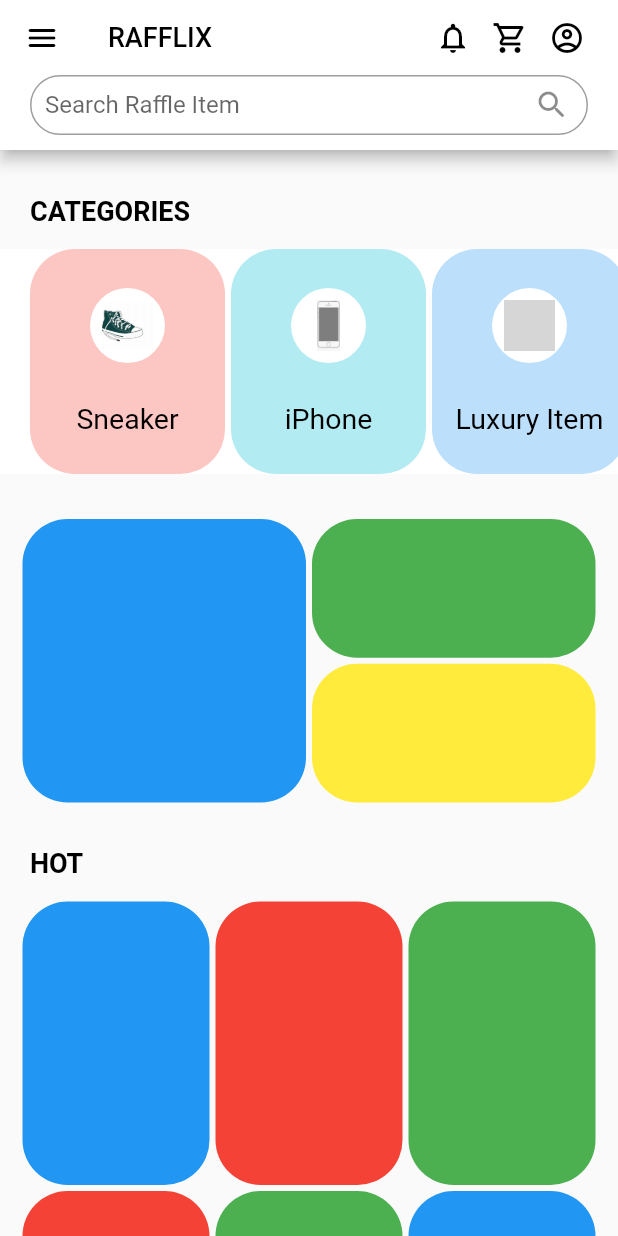
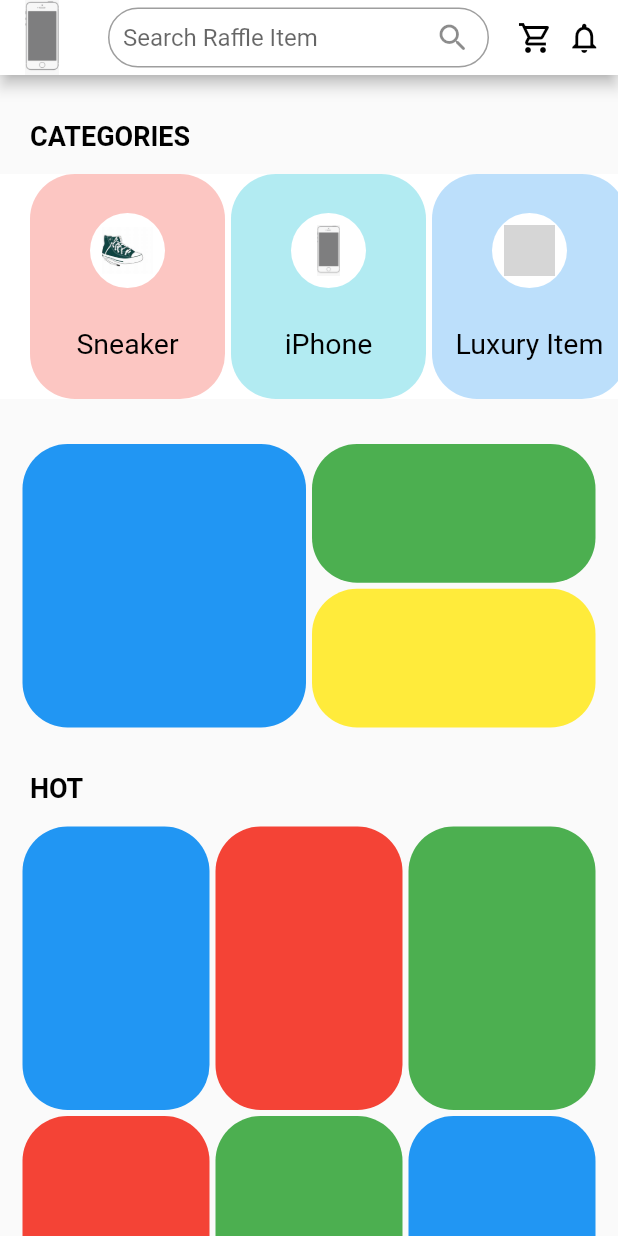
Before and after one commit to Product-Innovation-Rafflix/Rafflix, a Flutter app: the screen it shows after launch, on a phone screen of 412 x 824 dp. Run offline on Flutter 3.47's test engine with Material 2 defaults, Android fonts, the phone set to English and light mode, and no system bars; grey boxes are pictures that could not be loaded.

Commit message:
repaired home UI

```diff
--- a/lib/pages/homepage.dart
+++ b/lib/pages/homepage.dart
@@ -13,51 +13,8 @@ class HomePage extends StatelessWidget {
       appBar: AppBar(
         backgroundColor: Colors.white,
         toolbarHeight: 50,
-        leading: Builder(
-          builder: (BuildContext context) {
-            return IconButton(
-              icon: const Icon(
-                Icons.menu_rounded,
-                color: Colors.black, // Change Custom Drawer Icon Color
-              ),
-              onPressed: () {
-                Scaffold.of(context).openDrawer();
-              },
-              tooltip: MaterialLocalizations.of(context).openAppDrawerTooltip,
-            );
-          },
-        ),
-        title: const Text(
-          'RAFFLIX',
-          style: TextStyle(
-            color: Colors.black,
-            fontSize: 18,
-          ),
-        ),
-        actions: <Widget>[
-          IconButton(
-            icon: const Icon(Icons.notifications_outlined),
-            onPressed: () {},
-            padding: const EdgeInsets.only(left: 20),
-            color: Colors.black,
-          ),
-          IconButton(
-            icon: const Icon(Icons.shopping_cart_outlined),
-            onPressed: () {},
-            color: Colors.black,
-          ),
-          IconButton(
-            icon: const Icon(Icons.account_circle_outlined),
-            onPressed: () {},
-            padding: const EdgeInsets.only(right: 20),
-            color: Colors.black,
-          ),
-        ],
-        bottom: PreferredSize(
-          preferredSize: const Size.fromHeight(50),
-          child: Padding(
-            padding: const EdgeInsets.only(bottom: 10, left: 20, right: 20),
-            child: SizedBox(
+        leading: Image.asset('images/iPhone.png'),
+        title: SizedBox(
           height: 40,
           child: TextField(
             decoration: InputDecoration(
@@ -74,8 +31,32 @@ class HomePage extends StatelessWidget {
             ),
           ),
         ),
+        actions: <Widget>[
+          SizedBox(
+            height: 50,
+            width: 70,
+            child: Row(
+              children: [
+                Expanded(
+                  child: IconButton(
+                    icon: const Icon(Icons.shopping_cart_outlined),
+                    padding: const EdgeInsets.only(right: 5),
+                    onPressed: () {},
+                    color: Colors.black,
                   ),
                 ),
+                Expanded(
+                  child: IconButton(
+                    icon: const Icon(Icons.notifications_outlined),
+                    padding: const EdgeInsets.only(right: 10),
+                    onPressed: () {},
+                    color: Colors.black,
+                  ),
+                ),
+              ],
+            ),
+          ),
+        ],
       ),
       body:
           SingleChildScrollView(child: hotFlexBox()), // Your content goes here
--- a/lib/utils/hotFlexBox.dart
+++ b/lib/utils/hotFlexBox.dart
@@ -1,5 +1,4 @@
 import 'package:flutter/material.dart';
-import 'package:flutter/rendering.dart';
 import 'package:rafflix/models/category_model.dart';
 
 import 'package:flutter_staggered_grid_view/flutter_staggered_grid_view.dart';
```
Lines whose indentation alone changed are shown as unchanged.
